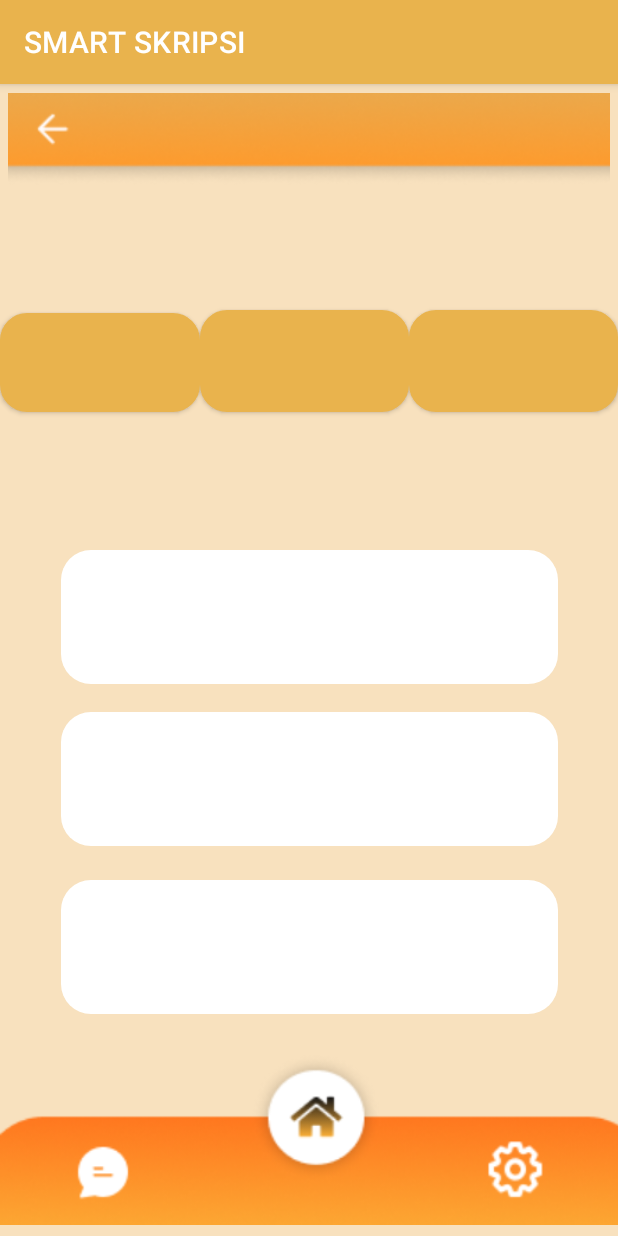
After one commit to fatimatuzzahra002/SmartSkripsi, an Android app: the ToDoList screen opened directly, with no data from a screen before it, on a phone screen of 412 x 824 dp. The commit adds this screen. Run offline under Robolectric (Android 15) with nearby library versions, the phone set to English and light mode, and no system bars.

Commit message:
ini push terbaru

```diff
--- a/app/src/main/AndroidManifest.xml
+++ b/app/src/main/AndroidManifest.xml
@@ -9,6 +9,12 @@
         android:roundIcon="@mipmap/ic_launcher_round"
         android:supportsRtl="true"
         android:theme="@style/Theme.SMARTSKRIPSI">
+        <activity
+            android:name=".ListDay"
+            android:exported="true" />
+        <activity
+            android:name=".ToDoList"
+            android:exported="true" />
         <activity
             android:name=".Beranda"
             android:exported="true" />
--- /dev/null
+++ b/app/src/main/java/com/example/smartskripsi/ToDoList.java
@@ -0,0 +1,14 @@
+package com.example.smartskripsi;
+
+import androidx.appcompat.app.AppCompatActivity;
+
+import android.os.Bundle;
+
+public class ToDoList extends AppCompatActivity {
+
+    @Override
+    protected void onCreate(Bundle savedInstanceState) {
+        super.onCreate(savedInstanceState);
+        setContentView(R.layout.activity_to_do_list);
+    }
+}
--- a/app/src/main/res/drawable/rounded.xml
+++ b/app/src/main/res/drawable/rounded.xml
@@ -1,6 +1,6 @@
 <?xml version="1.0" encoding="utf-8"?>
 <shape xmlns:android="http://schemas.android.com/apk/res/android">
-    <corners android:radius="15dp"/>
+    <corners android:radius="20dp"/>
     <solid android:color="#FFFFFFFF"/>
 
 </shape>
--- /dev/null
+++ b/app/src/main/res/layout/activity_to_do_list.xml
@@ -0,0 +1,152 @@
+<?xml version="1.0" encoding="utf-8"?>
+<androidx.constraintlayout.widget.ConstraintLayout xmlns:android="http://schemas.android.com/apk/res/android"
+    xmlns:app="http://schemas.android.com/apk/res-auto"
+    xmlns:tools="http://schemas.android.com/tools"
+    android:layout_width="match_parent"
+    android:layout_height="match_parent"
+    android:background="@color/background"
+    tools:context=".ToDoList">
+
+
+    <ImageView
+        android:id="@+id/imageView2"
+        android:layout_width="401dp"
+        android:layout_height="74dp"
+        app:layout_constraintBottom_toBottomOf="parent"
+        app:layout_constraintEnd_toEndOf="parent"
+        app:layout_constraintStart_toStartOf="parent"
+        app:layout_constraintTop_toTopOf="parent"
+        app:layout_constraintVertical_bias="0.0"
+        app:srcCompat="@drawable/nav" />
+
+    <ImageView
+        android:id="@+id/imageView3"
+        android:layout_width="419dp"
+        android:layout_height="129dp"
+        app:layout_constraintBottom_toBottomOf="parent"
+        app:layout_constraintStart_toStartOf="parent"
+        app:layout_constraintTop_toBottomOf="@+id/imageView2"
+        app:layout_constraintVertical_bias="1.0"
+        app:srcCompat="@drawable/gambar" />
+
+    <Button
+        android:id="@+id/button"
+        android:layout_width="133dp"
+        android:layout_height="66dp"
+        android:layout_marginBottom="420dp"
+        android:background="@drawable/rounded2"
+        android:textSize="24sp"
+        android:textStyle="bold"
+        app:layout_constraintBottom_toTopOf="@+id/imageView3"
+        app:layout_constraintEnd_toEndOf="parent"
+        app:layout_constraintHorizontal_bias="0.0"
+        app:layout_constraintStart_toStartOf="parent"
+        tools:text="MONTH" />
+
+    <Button
+        android:id="@+id/button2"
+        android:layout_width="139dp"
+        android:layout_height="68dp"
+        android:layout_marginBottom="420dp"
+        android:background="@drawable/rounded2"
+        android:textSize="24sp"
+        android:textStyle="bold"
+        app:layout_constraintBottom_toTopOf="@+id/imageView3"
+        app:layout_constraintEnd_toEndOf="parent"
+        app:layout_constraintHorizontal_bias="0.0"
+        app:layout_constraintStart_toEndOf="@+id/button"
+        tools:text="WEEK" />
+
+    <Button
+        android:id="@+id/button3"
+        android:layout_width="139dp"
+        android:layout_height="68dp"
+        android:layout_marginBottom="420dp"
+        android:background="@drawable/rounded2"
+        android:textSize="24sp"
+        android:textStyle="bold"
+        app:layout_constraintBottom_toTopOf="@+id/imageView3"
+        app:layout_constraintEnd_toEndOf="parent"
+        app:layout_constraintHorizontal_bias="1.0"
+        app:layout_constraintStart_toEndOf="@+id/button"
+        tools:text="DAY" />
+
+    <TextView
+        android:id="@+id/textView"
+        android:layout_width="331dp"
+        android:layout_height="89dp"
+        android:layout_marginTop="92dp"
+        android:background="@drawable/rounded"
+        android:textSize="24sp"
+        android:textStyle="bold"
+        app:layout_constraintEnd_toEndOf="parent"
+        app:layout_constraintStart_toStartOf="parent"
+        app:layout_constraintTop_toBottomOf="@+id/button2"
+        tools:text="   MONTH" />
+
+    <TextView
+        android:id="@+id/textView7"
+        android:layout_width="331dp"
+        android:layout_height="89dp"
+        android:layout_marginTop="200dp"
+        android:background="@drawable/rounded"
+        android:textSize="24sp"
+        android:textStyle="bold"
+        app:layout_constraintEnd_toEndOf="parent"
+        app:layout_constraintStart_toStartOf="parent"
+        app:layout_constraintTop_toBottomOf="@+id/button2"
+        tools:text="   WEEK" />
+
+    <TextView
+        android:id="@+id/textView9"
+        android:layout_width="331dp"
+        android:layout_height="89dp"
+        android:layout_marginTop="312dp"
+        android:background="@drawable/rounded"
+        android:textSize="24sp"
+        android:textStyle="bold"
+        app:layout_constraintEnd_toEndOf="parent"
+        app:layout_constraintStart_toStartOf="parent"
+        app:layout_constraintTop_toBottomOf="@+id/button2"
+        tools:text="   DAY" />
+
+    <TextView
+        android:id="@+id/textView6"
+        android:layout_width="286dp"
+        android:layout_height="46dp"
+        android:layout_marginStart="60dp"
+        android:layout_marginBottom="248dp"
+        android:textSize="24sp"
+        app:layout_constraintBottom_toTopOf="@+id/imageView3"
+        app:layout_constraintEnd_toEndOf="parent"
+        app:layout_constraintHorizontal_bias="0.03"
+        app:layout_constraintStart_toStartOf="parent"
+        tools:text="Progress Kamu 70%" />
+
+    <TextView
+        android:id="@+id/textView8"
+        android:layout_width="286dp"
+        android:layout_height="46dp"
+        android:layout_marginStart="60dp"
+        android:layout_marginBottom="16dp"
+        android:textSize="24sp"
+        app:layout_constraintBottom_toTopOf="@+id/imageView3"
+        app:layout_constraintEnd_toEndOf="parent"
+        app:layout_constraintHorizontal_bias="0.0"
+        app:layout_constraintStart_toStartOf="parent"
+        tools:text="Progress Kamu 5%%" />
+
+    <TextView
+        android:id="@+id/textView10"
+        android:layout_width="286dp"
+        android:layout_height="46dp"
+        android:layout_marginStart="60dp"
+        android:layout_marginBottom="136dp"
+        android:textSize="24sp"
+        app:layout_constraintBottom_toTopOf="@+id/imageView3"
+        app:layout_constraintEnd_toEndOf="parent"
+        app:layout_constraintHorizontal_bias="0.0"
+        app:layout_constraintStart_toStartOf="parent"
+        tools:text="Progress Kamu 35%" />
+
+</androidx.constraintlayout.widget.ConstraintLayout>
```
Also changed, not shown: app/src/main/java/com/example/smartskripsi/ListDay.java (added, +14 -0 lines), app/src/main/res/layout/activity_list_day.xml (added, +91 -0 lines), app/src/main/res/drawable/nav.png (added).
